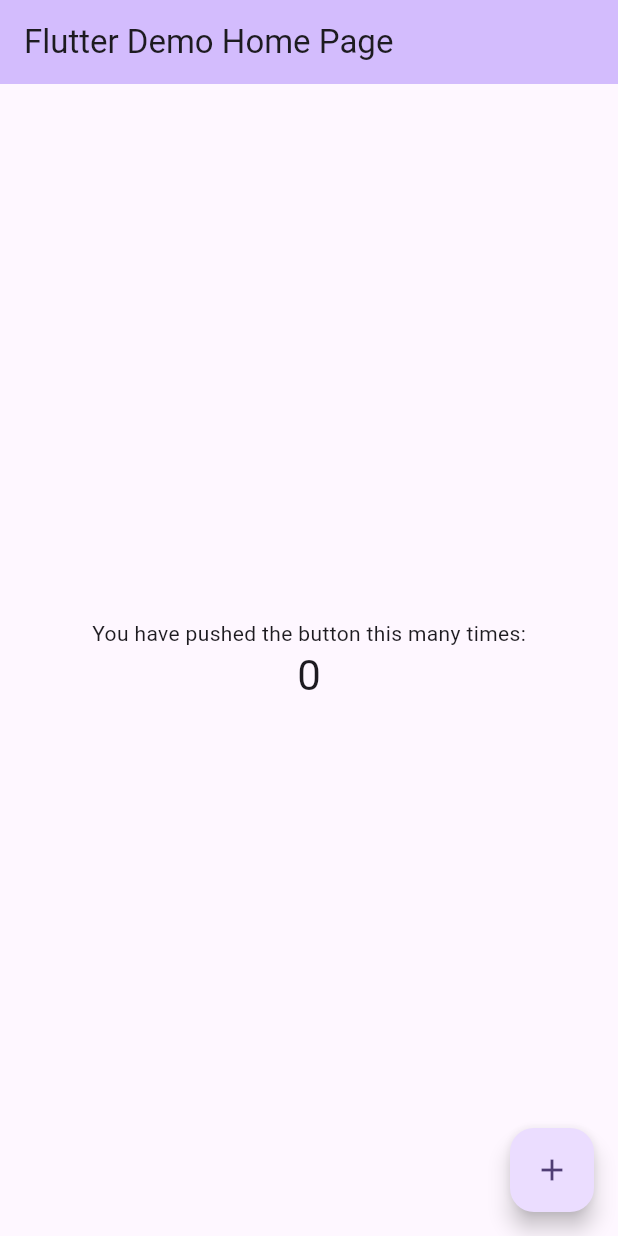
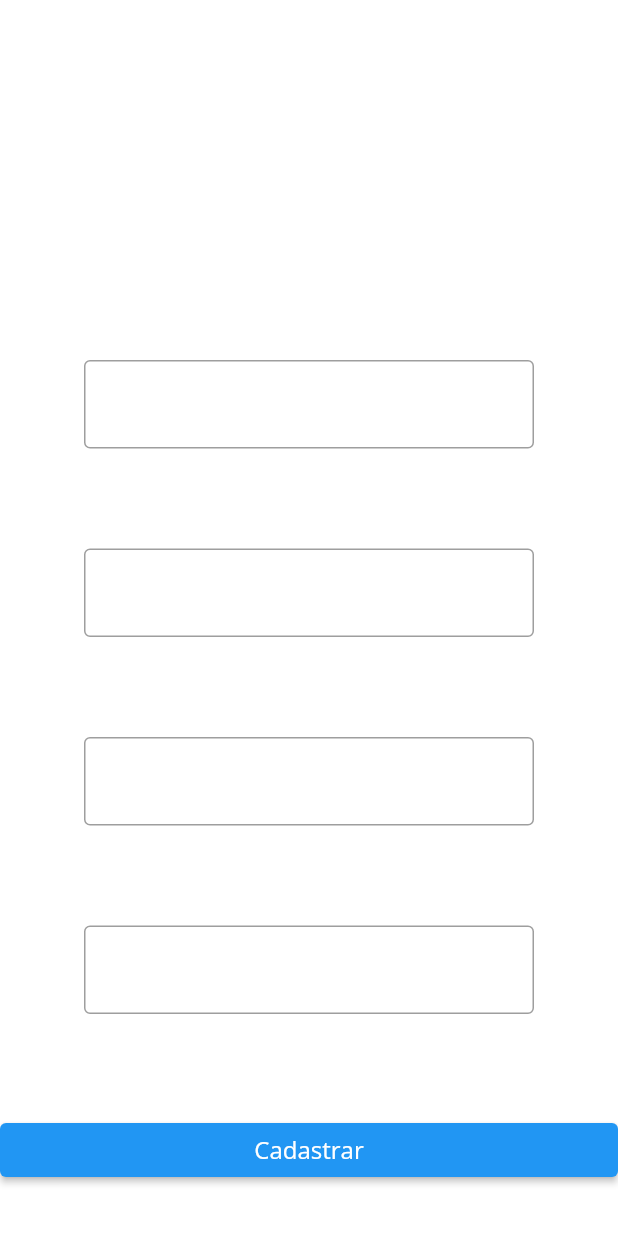
Before and after one commit to Christian-Velani/byte_bargains, a Flutter app: the screen it shows after launch, on a phone screen of 412 x 824 dp. Run offline on Flutter 3.47's test engine with Material 2 defaults, Android fonts, the phone set to English and light mode, and no system bars; our stand-ins replace image_picker.

Commit message:
Terminei a implementação da tela de cadastro

```diff
--- /dev/null
+++ b/lib/cadastro.dart
@@ -0,0 +1,109 @@
+// ignore_for_file: prefer_const_constructors
+
+import 'dart:io';
+
+import 'package:flutter/material.dart';
+import 'package:image_picker/image_picker.dart';
+
+import 'styles.dart';
+
+class CadastroPage extends StatefulWidget {
+  const CadastroPage({super.key});
+
+  @override
+  State<CadastroPage> createState() => _CadastroPageState();
+}
+
+class _CadastroPageState extends State<CadastroPage> {
+  XFile? image;
+
+  void subirImagem() async {
+    image = await ImagePicker().pickImage(source: ImageSource.gallery);
+    setState(() {});
+  }
+
+  @override
+  Widget build(BuildContext context) {
+    return Scaffold(
+      backgroundColor: const Color(0x001F2228),
+      body: SafeArea(
+        top: true,
+        child: Column(
+          mainAxisAlignment: MainAxisAlignment.spaceAround,
+          children: [
+            Container(
+              alignment: Alignment.center,
+              height: 140,
+              width: 270,
+              child: GestureDetector(
+                onTap: subirImagem,
+                child: image != null
+                    ? Image.file(File(image!.path))
+                    : const Text(
+                        "Nenhuma imagem selecionada",
+                        style: TextStyle(color: Colors.white),
+                      ),
+              ),
+            ),
+            Container(
+              width: 300,
+              child: TextField(
+                decoration: InputDecoration(
+                  border: OutlineInputBorder(),
+                  labelText: "Usuário",
+                  labelStyle: textoNotoSansBold,
+                ),
+                style: TextStyle(color: Colors.white),
+              ),
+            ),
+            Container(
+              width: 300,
+              child: TextField(
+                keyboardType: TextInputType.emailAddress,
+                decoration: InputDecoration(
+                  border: OutlineInputBorder(),
+                  labelText: "Email",
+                  labelStyle: textoNotoSansBold,
+                ),
+                style: TextStyle(color: Colors.white),
+              ),
+            ),
+            Container(
+              width: 300,
+              child: TextField(
+                obscureText: true,
+                decoration: InputDecoration(
+                  border: OutlineInputBorder(),
+                  labelText: "Senha",
+                  labelStyle: textoNotoSansBold,
+                ),
+                style: TextStyle(color: Colors.white),
+              ),
+            ),
+            Container(
+              width: 300,
+              child: TextField(
+                obscureText: true,
+                decoration: InputDecoration(
+                  border: OutlineInputBorder(),
+                  labelText: "Confirmar Senha",
+                  labelStyle: textoNotoSansBold,
+                ),
+                style: TextStyle(color: Colors.white),
+              ),
+            ),
+            SizedBox(
+              width: double.infinity,
+              child: ElevatedButton(
+                  onPressed: () {},
+                  child: Text(
+                    "Cadastrar",
+                    style: textoOpenSansRegular,
+                  )),
+            )
+          ],
+        ),
+      ),
+    );
+  }
+}
--- a/lib/main.dart
+++ b/lib/main.dart
@@ -1,3 +1,4 @@
+import 'package:byte_bargains/cadastro.dart';
 import 'package:flutter/material.dart';
 
 void main() {
@@ -7,119 +8,10 @@ void main() {
 class MyApp extends StatelessWidget {
   const MyApp({super.key});
 
-  // This widget is the root of your application.
   @override
   Widget build(BuildContext context) {
     return MaterialApp(
-      title: 'Flutter Demo',
-      theme: ThemeData(
-        // This is the theme of your application.
-        //
-        // TRY THIS: Try running your application with "flutter run". You'll see
-        // the application has a blue toolbar. Then, without quitting the app,
-        // try changing the seedColor in the colorScheme below to Colors.green
-        // and then invoke "hot reload" (save your changes or press the "hot
-        // reload" button in a Flutter-supported IDE, or press "r" if you used
-        // the command line to start the app).
-        //
-        // Notice that the counter didn't reset back to zero; the application
-        // state is not lost during the reload. To reset the state, use hot
-        // restart instead.
-        //
-        // This works for code too, not just values: Most code changes can be
-        // tested with just a hot reload.
-        colorScheme: ColorScheme.fromSeed(seedColor: Colors.deepPurple),
-        useMaterial3: true,
-      ),
-      home: const MyHomePage(title: 'Flutter Demo Home Page'),
-    );
+        routes: {"/Cadastro": (context) => CadastroPage()},
+        initialRoute: '/Cadastro');
   }
 }
-
-class MyHomePage extends StatefulWidget {
-  const MyHomePage({super.key, required this.title});
-
-  // This widget is the home page of your application. It is stateful, meaning
-  // that it has a State object (defined below) that contains fields that affect
-  // how it looks.
-
-  // This class is the configuration for the state. It holds the values (in this
-  // case the title) provided by the parent (in this case the App widget) and
-  // used by the build method of the State. Fields in a Widget subclass are
-  // always marked "final".
-
-  final String title;
-
-  @override
-  State<MyHomePage> createState() => _MyHomePageState();
-}
-
-class _MyHomePageState extends State<MyHomePage> {
-  int _counter = 0;
-
-  void _incrementCounter() {
-    setState(() {
-      // This call to setState tells the Flutter framework that something has
-      // changed in this State, which causes it to rerun the build method below
-      // so that the display can reflect the updated values. If we changed
-      // _counter without calling setState(), then the build method would not be
-      // called again, and so nothing would appear to happen.
-      _counter++;
-    });
-  }
-
-  @override
-  Widget build(BuildContext context) {
-    // This method is rerun every time setState is called, for instance as done
-    // by the _incrementCounter method above.
-    //
-    // The Flutter framework has been optimized to make rerunning build methods
-    // fast, so that you can just rebuild anything that needs updating rather
-    // than having to individually change instances of widgets.
-    return Scaffold(
-      appBar: AppBar(
-        // TRY THIS: Try changing the color here to a specific color (to
-        // Colors.amber, perhaps?) and trigger a hot reload to see the AppBar
-        // change color while the other colors stay the same.
-        backgroundColor: Theme.of(context).colorScheme.inversePrimary,
-        // Here we take the value from the MyHomePage object that was created by
-        // the App.build method, and use it to set our appbar title.
-        title: Text(widget.title),
-      ),
-      body: Center(
-        // Center is a layout widget. It takes a single child and positions it
-        // in the middle of the parent.
-        child: Column(
-          // Column is also a layout widget. It takes a list of children and
-          // arranges them vertically. By default, it sizes itself to fit its
-          // children horizontally, and tries to be as tall as its parent.
-          //
-          // Column has various properties to control how it sizes itself and
-          // how it positions its children. Here we use mainAxisAlignment to
-          // center the children vertically; the main axis here is the vertical
-          // axis because Columns are vertical (the cross axis would be
-          // horizontal).
-          //
-          // TRY THIS: Invoke "debug painting" (choose the "Toggle Debug Paint"
-          // action in the IDE, or press "p" in the console), to see the
-          // wireframe for each widget.
-          mainAxisAlignment: MainAxisAlignment.center,
-          children: <Widget>[
-            const Text(
-              'You have pushed the button this many times:',
-            ),
-            Text(
-              '$_counter',
-              style: Theme.of(context).textTheme.headlineMedium,
-            ),
-          ],
-        ),
-      ),
-      floatingActionButton: FloatingActionButton(
-        onPressed: _incrementCounter,
-        tooltip: 'Increment',
-        child: const Icon(Icons.add),
-      ), // This trailing comma makes auto-formatting nicer for build methods.
-    );
-  }
-}
--- /dev/null
+++ b/lib/styles.dart
@@ -0,0 +1,14 @@
+import 'package:flutter/material.dart';
+
+const textoNotoSansBold = TextStyle(
+  fontSize: 20,
+  fontWeight: FontWeight.bold,
+  fontFamily: "Noto Sans",
+  color: Colors.white,
+);
+
+const textoOpenSansRegular = TextStyle(
+  fontFamily: "Open Sans",
+  fontSize: 16,
+  color: Colors.white,
+);
```
Also changed, not shown: pubspec.yaml (+9 -9 lines), fonts/NotoSans-Bold.ttf (added), fonts/NotoSans-Regular.ttf (added), fonts/OpenSans-Regular.ttf (added), pubspec.lock, 6 other files.
